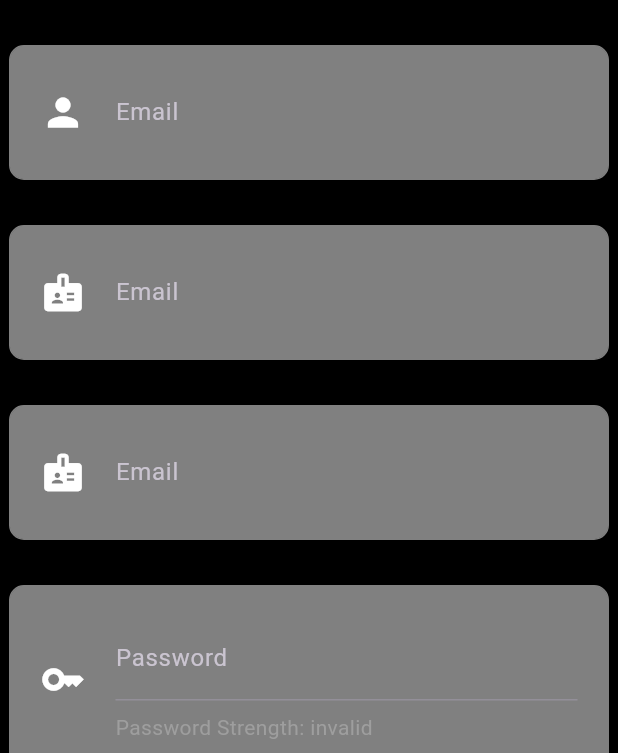
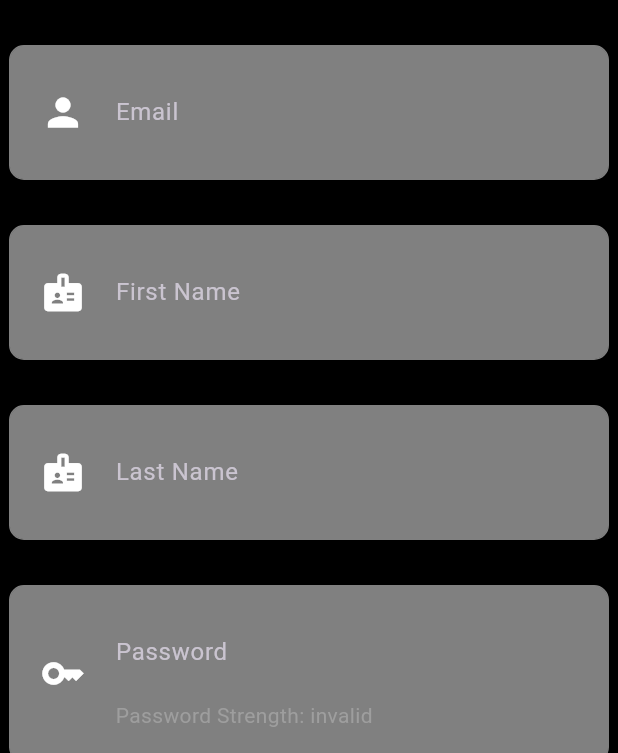
Before and after one commit to daniel-nunes-03/sorttasks, a Flutter app: the RegisterScreen screen opened by its route, after a tap on the "dark mode" icon, on a phone screen of 412 x 824 dp, the part 483-1236 px from its top. Run offline on Flutter 3.47's test engine with Material 3 defaults, Android fonts, the phone set to English and light mode, and no system bars; our stand-ins replace cloud_firestore, firebase_auth, firebase_core; accounts and stored records are empty.

Commit message:
Small fixes

```diff
--- a/lib/screens/initial_area/login.dart
+++ b/lib/screens/initial_area/login.dart
@@ -362,6 +362,7 @@ class LoginFormState extends State<LoginForm> {
             ),
           ),
         ),
+        const SizedBox(height: 30),
       ],
     );
   }
--- a/lib/screens/initial_area/register.dart
+++ b/lib/screens/initial_area/register.dart
@@ -145,7 +145,8 @@ class RegisterScreenState extends State<RegisterScreen> {
                   ],
                 )
               ),
-            )
+            ),
+            const SizedBox(height: 30),
           ],
         ),
       ),
@@ -334,7 +335,7 @@ class RegisterFormState extends State<RegisterForm> {
                             ),
                             const SizedBox(width: 20),
                             Expanded(
-                              child: NameInput(onNameChanged: updateFirstName)
+                              child: NameInput(onNameChanged: updateFirstName, hintName: 'First Name',)
                             ),
                           ],
                         ),
@@ -371,7 +372,7 @@ class RegisterFormState extends State<RegisterForm> {
                             ),
                             const SizedBox(width: 20),
                             Expanded(
-                              child: NameInput(onNameChanged: updateLastName)
+                              child: NameInput(onNameChanged: updateLastName, hintName: 'Last Name',)
                             ),
                           ],
                         ),
--- a/lib/widgets/email_input.dart
+++ b/lib/widgets/email_input.dart
@@ -28,7 +28,7 @@ class EmailInputState extends State<EmailInput> {
       keyboardType: TextInputType.emailAddress,
       validator: (value) {
         if (value!.isEmpty || !_emailRegex.hasMatch(value)) {
-          return 'Please enter a valid email address';
+          return 'Please enter a valid email address.';
         }
         return null;
       },
--- a/lib/widgets/name_input.dart
+++ b/lib/widgets/name_input.dart
@@ -2,8 +2,13 @@ import 'package:flutter/material.dart';
 
 class NameInput extends StatefulWidget {
   final void Function(String) onNameChanged;
+  final String hintName;
 
-  const NameInput({super.key, required this.onNameChanged});
+  const NameInput({
+    super.key,
+    required this.onNameChanged,
+    required this.hintName,
+  });
 
   @override
   NameInputState createState() => NameInputState();
@@ -20,14 +25,14 @@ class NameInputState extends State<NameInput> {
   @override
   Widget build(BuildContext context) {
     return TextFormField(
-      decoration: const InputDecoration(
-        hintText: 'Email',
+      decoration: InputDecoration(
+        hintText: widget.hintName,
         border: InputBorder.none
       ),
       keyboardType: TextInputType.emailAddress,
       validator: (value) {
         if (value!.isEmpty || !_alphabeticalRegex.hasMatch(value)) {
-          return 'Please enter a valid email address';
+          return 'Please enter a valid name.';
         }
         return null;
       },
--- a/lib/widgets/password_input.dart
+++ b/lib/widgets/password_input.dart
@@ -22,7 +22,7 @@ class PasswordInputState extends State<PasswordInput> {
       obscureText: true,
       validator: (value) {
         if (value!.isEmpty) {
-          return 'Please enter a valid password';
+          return 'Please enter a valid password.';
         }
         return null;
       },
--- a/lib/widgets/password_validator.dart
+++ b/lib/widgets/password_validator.dart
@@ -111,11 +111,14 @@ class PasswordValidatorState extends State<PasswordValidator> {
       children: [
         TextFormField(
           controller: _passwordController,
-          decoration: const InputDecoration(labelText: 'Password'),
+          decoration: const InputDecoration(
+            hintText: 'Password',
+            border: InputBorder.none,
+          ),
           obscureText: true,
           validator: (value) {
             if (value!.isEmpty || value.length < 6) {
-              return 'Password must be at least 6 characters long';
+              return 'Password must be at least 6 characters long.';
             }
             return null;
           },
--- a/lib/widgets/repeated_password_validator.dart
+++ b/lib/widgets/repeated_password_validator.dart
@@ -42,11 +42,14 @@ class RepeatPasswordValidatorState extends State<RepeatPasswordValidator> {
     return TextFormField(
       controller: _repeatPasswordController,
       key: ValueKey(widget.password),
-      decoration: const InputDecoration(labelText: 'Repeat Password'),
+      decoration: const InputDecoration(
+        hintText: 'Repeat Password',
+        border: InputBorder.none,
+      ),
       obscureText: true,
       validator: (value) {
         if (value!.isEmpty || value != widget.password) {
-          return 'Passwords do not match';
+          return 'Passwords do not match.';
         }
         return null;
       },
```
